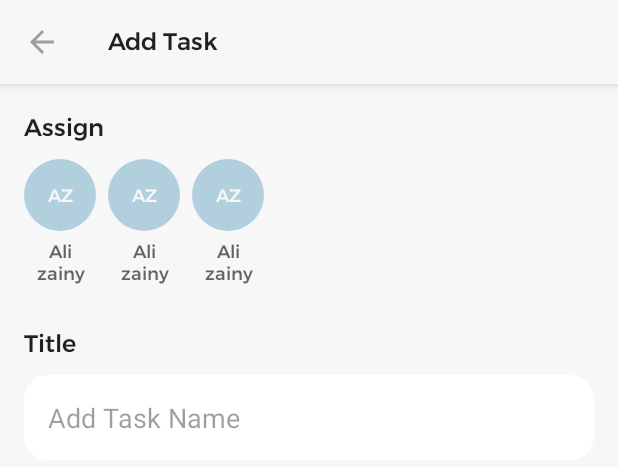
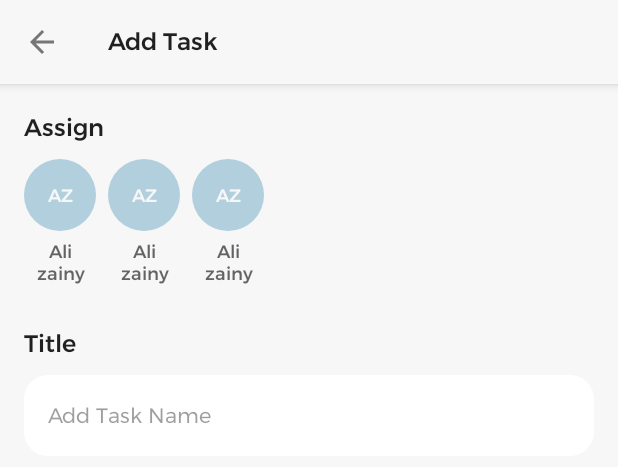
Before and after one commit to The-Cupcake-team/ToDo, an Android app: the layout fragment_add_task.xml on its own in the app's theme, with its tools: preview values and no code run, on a phone screen of 412 x 824 dp. Shown: the top 467 px of the screen. Run offline under Robolectric (Android 15) with nearby library versions, the phone set to English and light mode, and no system bars.

Commit message:
improve add todo layout

```diff
--- a/app/src/main/res/layout/fragment_add_task.xml
+++ b/app/src/main/res/layout/fragment_add_task.xml
@@ -12,7 +12,6 @@
         android:layout_height="@dimen/height_input"
         android:layout_marginBottom="@dimen/spacing_medium"
         android:background="@color/color_background"
-        android:elevation="@dimen/spacing_small"
         app:layout_constraintTop_toTopOf="parent">
 
         <com.google.android.material.appbar.MaterialToolbar
@@ -20,7 +19,7 @@
             android:layout_width="match_parent"
             android:layout_height="wrap_content"
             app:navigationIcon="@drawable/ic_left_arrow"
-            app:navigationIconTint="@color/color_text_secondary"
+            app:navigationIconTint="@color/color_text_primary"
             app:title="@string/add_task"
             app:titleTextAppearance="@style/TextStyle.Title.Medium"
             app:titleTextColor="@color/color_text_primary" />
@@ -67,6 +66,7 @@
         android:layout_marginTop="@dimen/spacing_normal"
         android:padding="@dimen/spacing_medium"
         android:hint="@string/add_task_title_hint"
+        style="@style/TextStyle.Body"
         android:textColorHint="@color/color_text_tertiary"
         android:layout_marginHorizontal="@dimen/spacing_medium"
         android:background="@drawable/card_background"
--- a/app/src/main/res/layout/item_profile_image.xml
+++ b/app/src/main/res/layout/item_profile_image.xml
@@ -1,11 +1,13 @@
 <?xml version="1.0" encoding="utf-8"?>
 <androidx.constraintlayout.widget.ConstraintLayout xmlns:android="http://schemas.android.com/apk/res/android"
     xmlns:app="http://schemas.android.com/apk/res-auto"
+    xmlns:tools="http://schemas.android.com/tools"
     android:id="@+id/container"
     android:layout_width="wrap_content"
     android:layout_height="wrap_content">
+
     <androidx.appcompat.widget.AppCompatImageButton
-        android:id="@+id/image_button_1"
+        android:id="@+id/image_profile"
         android:layout_width="@dimen/small_profile"
         android:layout_height="@dimen/small_profile"
         android:layout_marginStart="@dimen/spacing_normal"
@@ -13,28 +15,29 @@
         android:backgroundTint="@color/color_secondary"
         app:layout_constraintStart_toStartOf="@id/container"
         app:layout_constraintTop_toTopOf="@id/container" />
+
     <TextView
         android:layout_width="wrap_content"
         android:layout_height="wrap_content"
-        android:text="AZ"
+        tools:text="AZ"
         android:textColor="@color/color_background"
         style="@style/TextStyle.Caption.Medium"
-        app:layout_constraintTop_toTopOf="@id/image_button_1"
-        app:layout_constraintStart_toStartOf="@id/image_button_1"
-        app:layout_constraintBottom_toBottomOf="@id/image_button_1"
-        app:layout_constraintEnd_toEndOf="@id/image_button_1"/>
+        app:layout_constraintTop_toTopOf="@id/image_profile"
+        app:layout_constraintStart_toStartOf="@id/image_profile"
+        app:layout_constraintBottom_toBottomOf="@id/image_profile"
+        app:layout_constraintEnd_toEndOf="@id/image_profile"/>
 
     <TextView
         style="@style/TextStyle.Caption.Medium"
         android:layout_width="@dimen/zero"
         android:layout_height="wrap_content"
         android:layout_marginTop="@dimen/spacing_small"
-        android:text="Ali zainy"
+        tools:text="Ali zainy"
         android:textColor="@color/color_text_secondary"
         android:maxLines="2"
         android:gravity="center"
-        app:layout_constraintEnd_toEndOf="@id/image_button_1"
-        app:layout_constraintStart_toStartOf="@id/image_button_1"
-        app:layout_constraintTop_toBottomOf="@id/image_button_1" />
+        app:layout_constraintEnd_toEndOf="@id/image_profile"
+        app:layout_constraintStart_toStartOf="@id/image_profile"
+        app:layout_constraintTop_toBottomOf="@id/image_profile" />
 
 </androidx.constraintlayout.widget.ConstraintLayout>
--- a/app/src/main/res/values-night/themes.xml
+++ b/app/src/main/res/values-night/themes.xml
@@ -1,6 +1,12 @@
 <resources xmlns:tools="http://schemas.android.com/tools">
-    <!-- Base application theme. -->
-    <style name="Theme.ToDo" parent="Theme.MaterialComponents.DayNight.NoActionBar">
 
-    </style>
+        <style name="Theme.ToDo" parent="Theme.MaterialComponents.DayNight.NoActionBar">
+            <item name="colorPrimary">@color/color_primary</item>
+            <item name="colorOnPrimary">@color/color_on_primary</item>
+            <item name="colorSecondary">@color/color_secondary</item>
+            <item name="colorOnSecondary">@color/color_on_secondary</item>
+            <item name="android:windowLightStatusBar">false</item>
+            <item name="android:statusBarColor">@color/color_background</item>
+        </style>
+
 </resources>
--- a/app/src/main/res/values/strings.xml
+++ b/app/src/main/res/values/strings.xml
@@ -32,5 +32,4 @@
     <string name="to_do">To Do</string>
     <string name="_3_plans_remaining">3 plans Remaining</string>
     <string name="inprogress">inProgress</string>
-    <string name="ali">Ali</string>
 </resources>
--- a/app/src/main/res/values/themes.xml
+++ b/app/src/main/res/values/themes.xml
@@ -1,25 +1,12 @@
 <resources xmlns:tools="http://schemas.android.com/tools">
-    <!-- Base application theme. -->
+
     <style name="Theme.ToDo" parent="Theme.MaterialComponents.DayNight.NoActionBar">
-        <!-- Primary brand color. -->
-        <item name="colorPrimary">@color/purple_500</item>
-        <item name="colorPrimaryVariant">@color/purple_700</item>
-        <item name="colorOnPrimary">@color/white</item>
-        <!-- Secondary brand color. -->
-        <item name="colorSecondary">@color/teal_200</item>
-        <item name="colorSecondaryVariant">@color/teal_700</item>
-        <item name="colorOnSecondary">@color/black</item>
-        <!-- Status bar color. -->
-        <item name="android:statusBarColor">?attr/colorPrimaryVariant</item>
-        <!-- Customize your theme here. -->
+        <item name="colorPrimary">@color/color_primary</item>
+        <item name="colorOnPrimary">@color/color_on_primary</item>
+        <item name="colorSecondary">@color/color_secondary</item>
+        <item name="colorOnSecondary">@color/color_on_secondary</item>
+        <item name="android:windowLightStatusBar">true</item>
+        <item name="android:statusBarColor">@color/color_background</item>
     </style>
 
-    <style name="Theme.ToDo.NoActionBar">
-        <item name="windowActionBar">false</item>
-        <item name="windowNoTitle">true</item>
-    </style>
-
-    <style name="Theme.5282vid.AppBarOverlay" parent="ThemeOverlay.AppCompat.Dark.ActionBar" />
-
-    <style name="Theme.5282vid.PopupOverlay" parent="ThemeOverlay.AppCompat.Light" />
 </resources>
```
